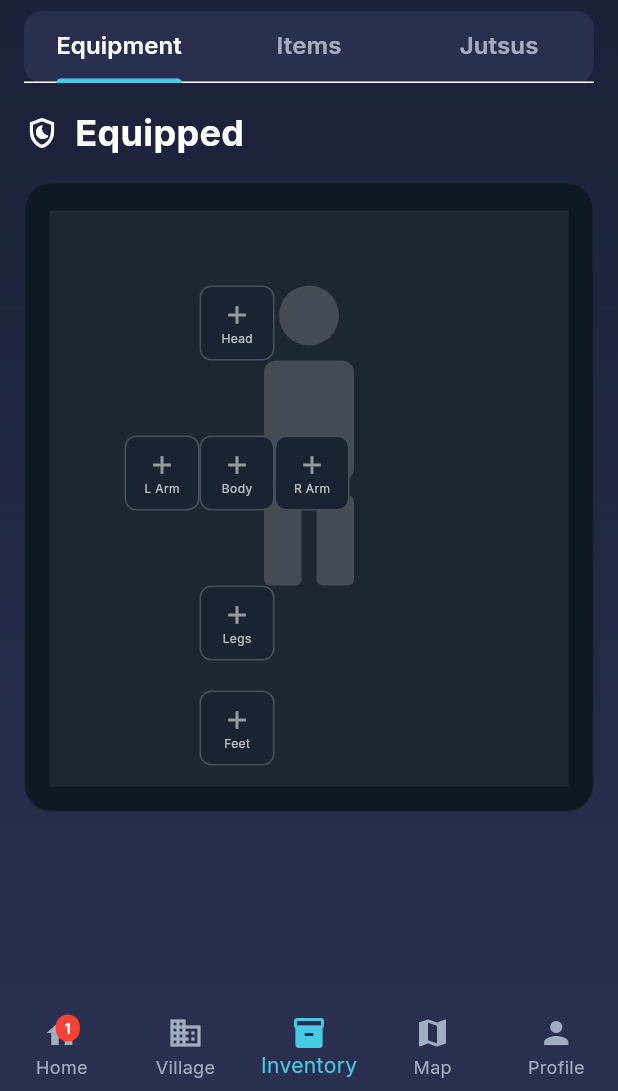
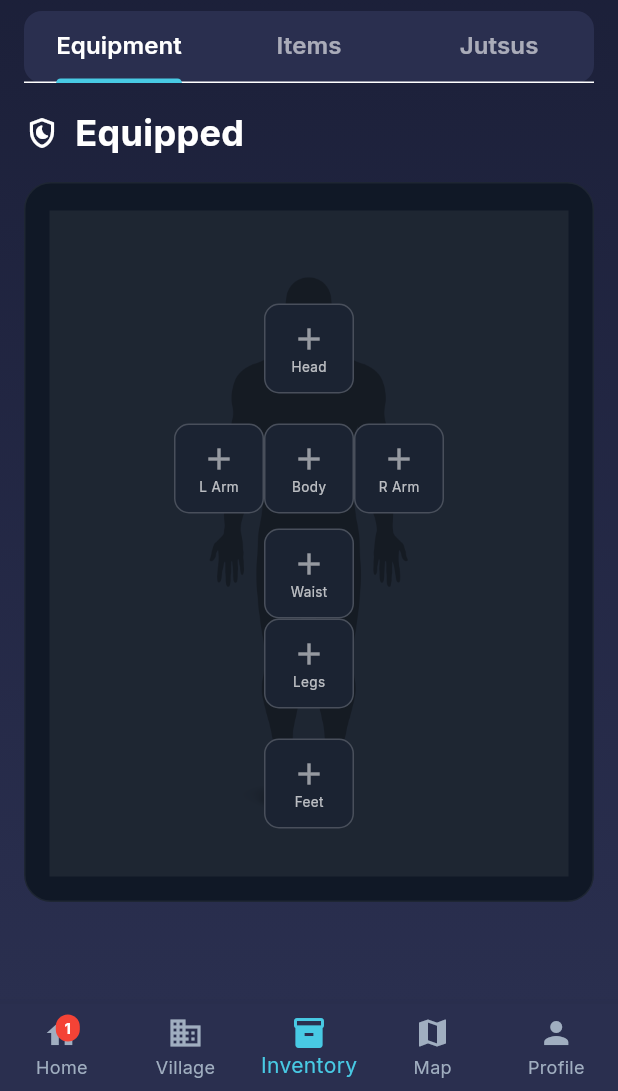
Before and after one commit to lil-brisket/Shinobi, a Flutter app: the InventoryScreen screen opened by its route, on a phone screen of 412 x 824 dp, the part 145-1236 px from its top. Run offline on Flutter 3.47's test engine with Material 3 defaults, Android fonts, the phone set to English and light mode, and no system bars; our stand-ins replace flutter_riverpod, freezed_annotation, go_router, google_fonts, shared_preferences; accounts and stored records are empty.

Commit message:
feat(ui): improve equipment silhouette layout and add waist slot
- Increase silhouette container size from 200x350 to 240x420 pixels
- Add new waist equipment slot between body and legs
- Reposition body slot higher and move legs up accordingly
- Enlarge equipment slot buttons from 50x50 to 60x60 pixels
- Update container constraints to accommodate larger silhouette
- Improve fallback silhouette shapes with waist section

```diff
--- a/lib/widgets/silhouette.dart
+++ b/lib/widgets/silhouette.dart
@@ -44,7 +44,7 @@ class HumanEquipmentLayout extends ConsumerWidget {
         Container(
           margin: const EdgeInsets.symmetric(horizontal: 16),
           padding: const EdgeInsets.fromLTRB(16, 18, 16, 16),
-          constraints: const BoxConstraints(minHeight: 420),
+          constraints: const BoxConstraints(minHeight: 480),
           decoration: BoxDecoration(
             color: const Color(0xFF101826),
             borderRadius: BorderRadius.circular(18),
@@ -104,7 +104,7 @@ class HumanEquipmentLayout extends ConsumerWidget {
         Container(
           margin: const EdgeInsets.symmetric(horizontal: 16),
           padding: const EdgeInsets.fromLTRB(16, 18, 16, 16),
-          constraints: const BoxConstraints(minHeight: 420), // <- more room
+          constraints: const BoxConstraints(minHeight: 480), // <- more room
           decoration: BoxDecoration(
             color: const Color(0xFF101826),
             borderRadius: BorderRadius.circular(18),
@@ -820,52 +820,77 @@ class _Silhouette extends StatelessWidget {
   Widget build(BuildContext context) {
     return Container(
       color: Colors.grey.withOpacity(0.1),
+      child: Center(
+        child: Container(
+          width: 240,
+          height: 420,
           child: Stack(
             children: [
-          // Simple human silhouette using basic shapes
-          Center(
+              // Human silhouette using PNG image
+              Positioned(
+                left: 30,
+                top: 30,
                 child: Container(
-              width: 150,
-              height: 300,
-              child: Column(
+                  width: 180,
+                  height: 360,
+                  child: Image.asset(
+                    'assets/images/human_outline.png',
+                    width: 180,
+                    height: 360,
+                    fit: BoxFit.contain,
+                    color: Colors.grey.withOpacity(0.3),
+                    colorBlendMode: BlendMode.modulate,
+                    errorBuilder: (context, error, stackTrace) {
+                      // Fallback to basic shapes if image fails to load
+                      return Column(
                         mainAxisAlignment: MainAxisAlignment.center,
                         children: [
                           // Head
                           Container(
-                    width: 40,
-                    height: 40,
+                            width: 50,
+                            height: 50,
                             decoration: BoxDecoration(
                               color: Colors.grey.withOpacity(0.3),
                               shape: BoxShape.circle,
                             ),
                           ),
-                  const SizedBox(height: 10),
-                  // Body
+                          const SizedBox(height: 12),
+                          // Body (moved up)
                           Container(
-                    width: 60,
-                    height: 80,
+                            width: 70,
+                            height: 90,
                             decoration: BoxDecoration(
                               color: Colors.grey.withOpacity(0.3),
                               borderRadius: BorderRadius.circular(8),
                             ),
                           ),
-                  const SizedBox(height: 10),
-                  // Legs
+                          const SizedBox(height: 8),
+                          // Waist (new slot)
+                          Container(
+                            width: 60,
+                            height: 30,
+                            decoration: BoxDecoration(
+                              color: Colors.grey.withOpacity(0.3),
+                              borderRadius: BorderRadius.circular(6),
+                            ),
+                          ),
+                          const SizedBox(height: 8),
+                          // Legs (moved up)
                           Row(
                             mainAxisAlignment: MainAxisAlignment.center,
                             children: [
                               Container(
-                        width: 25,
-                        height: 60,
+                                width: 30,
+                                height: 70,
                                 decoration: BoxDecoration(
                                   color: Colors.grey.withOpacity(0.3),
                                   borderRadius: BorderRadius.circular(4),
                                 ),
                               ),
-                      const SizedBox(width: 10),
+                              const SizedBox(width: 12),
                               Container(
-                        width: 25,
-                        height: 60,
+                                width: 30,
+                                height: 70,
                                 decoration: BoxDecoration(
                                   color: Colors.grey.withOpacity(0.3),
                                   borderRadius: BorderRadius.circular(4),
@@ -874,53 +899,62 @@ class _Silhouette extends StatelessWidget {
                             ],
                           ),
                         ],
+                      );
+                    },
                   ),
                 ),
               ),
 
-          // Equipment slots - simple positioned containers
+              // Equipment slots positioned on top of the human silhouette
               Positioned(
-            top: 50,
-            left: 100,
+                top: 50, // Head area
+                left: 90, // Center on head
                 child: _buildSlotButton('Head', equipped[SlotType.head]),
               ),
               Positioned(
-            top: 150,
-            left: 100,
+                top: 130, // Body area (moved up)
+                left: 90, // Center on body
                 child: _buildSlotButton('Body', equipped[SlotType.body]),
               ),
               Positioned(
-            top: 250,
-            left: 100,
+                top: 200, // Waist area (new position)
+                left: 90, // Center on waist
+                child: _buildSlotButton('Waist', equipped[SlotType.waist]),
+              ),
+              Positioned(
+                top: 260, // Legs area (moved up)
+                left: 90, // Center on legs
                 child: _buildSlotButton('Legs', equipped[SlotType.legs]),
               ),
               Positioned(
-            top: 320,
-            left: 100,
+                top: 340, // Feet area
+                left: 90, // Center on feet
                 child: _buildSlotButton('Feet', equipped[SlotType.feet]),
               ),
               Positioned(
-            top: 150,
-            left: 50,
+                top: 130, // Arm level (moved up with body)
+                left: 30, // Left arm position
                 child: _buildSlotButton('L Arm', equipped[SlotType.armLeft]),
               ),
               Positioned(
-            top: 150,
-            left: 150,
+                top: 130, // Arm level (moved up with body)
+                left: 150, // Right arm position
                 child: _buildSlotButton('R Arm', equipped[SlotType.armRight]),
               ),
             ],
+          ),
+        ),
       ),
     );
   }
 
   Widget _buildSlotButton(String label, Item? item) {
     return Container(
-      width: 50,
-      height: 50,
+      width: 60,
+      height: 60,
       decoration: BoxDecoration(
         color: const Color(0xFF1B2332),
-        borderRadius: BorderRadius.circular(8),
+        borderRadius: BorderRadius.circular(10),
         border: Border.all(color: Colors.white.withOpacity(0.2)),
       ),
       child: Column(
@@ -929,13 +963,13 @@ class _Silhouette extends StatelessWidget {
           Icon(
             item != null ? Icons.check : Icons.add,
             color: item != null ? Colors.green : Colors.white54,
-            size: 20,
+            size: 24,
           ),
           Text(
             label,
             style: const TextStyle(
               color: Colors.white70,
-              fontSize: 8,
+              fontSize: 9,
             ),
           ),
         ],
```
Lines whose indentation alone changed are shown as unchanged.
